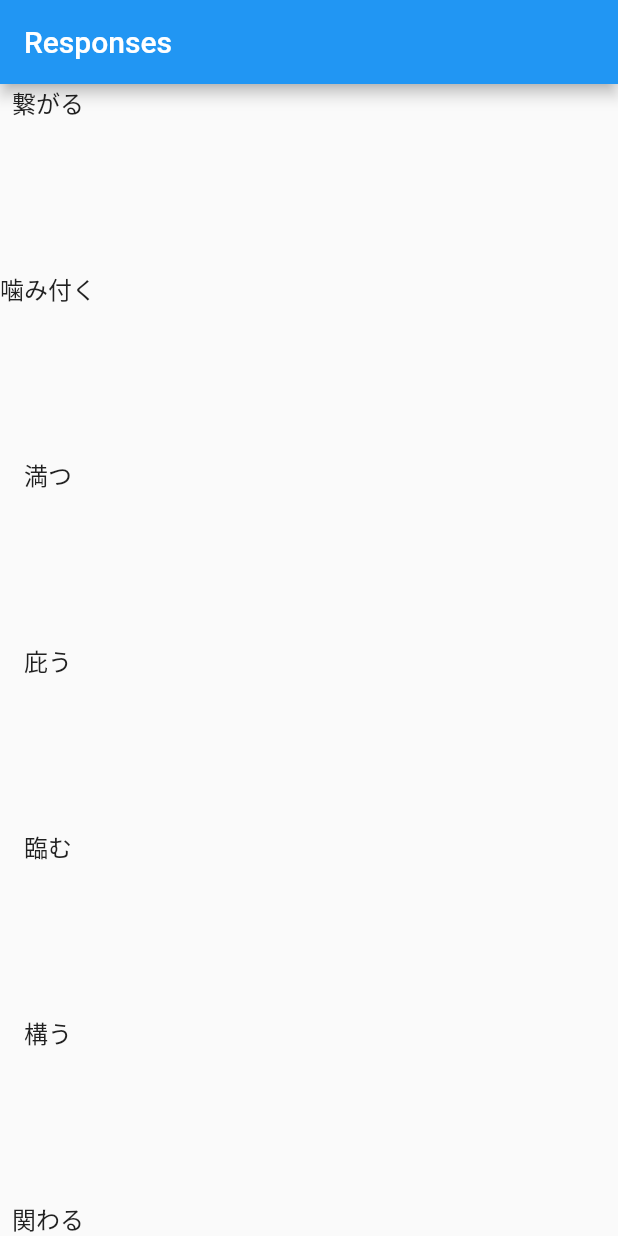
After one commit to tcssh611503/JLPT-VocabularyWithGoogleSheets, a Flutter app: the FeedbackListPage screen opened directly, on a phone screen of 412 x 824 dp. The commit adds this screen. Run offline on Flutter 3.47's test engine with Material 2 defaults, Android fonts, the phone set to English and light mode, and no system bars; network calls fail.

Commit message:
update variable declaration

```diff
--- /dev/null
+++ b/lib/controller/controller.dart
@@ -0,0 +1,22 @@
+import 'dart:convert' as convert;
+import 'package:http/http.dart' as http;
+import '../model/dataType.dart';
+
+/// FormController is a class which does work of saving FeedbackForm in Google Sheets using
+/// HTTP GET request on Google App Script Web URL and parses response and sends result callback.
+class GetDataController {
+  // Google App Script Web URL.
+  static const String URL =
+      "https://script.google.com/macros/s/AKfycbzp0ObTN6GlXXU1RVm1jwqEwWq37d1n-j9ICXGeJ6Y1NP8Cb2g/exec";
+
+  // Success Status Message
+  static const STATUS_SUCCESS = "SUCCESS";
+
+  /// Async function which loads feedback from endpoint URL and returns List.
+  Future<List<DataList>> getDataListFu() async {
+    return await http.get(URL).then((response) {
+      var jsonback = convert.jsonDecode(response.body) as List;
+      return jsonback.map((json) => DataList.fromJson(json)).toList();
+    });
+  }
+}
--- a/lib/model/form.dart
+++ b/lib/model/dataType.dart
@@ -1,14 +1,14 @@
-/// FeedbackForm is a data class which stores data fields of Feedback.
-class FeedbackForm {
+// DataList is a data class which stores data fields of Feedback.
+class DataList {
   String kannji;
   String gojuuon;
   String imi;
   String sentence;
 
-  FeedbackForm(this.kannji, this.gojuuon, this.imi, this.sentence);
+  DataList(this.kannji, this.gojuuon, this.imi, this.sentence);
 
-  factory FeedbackForm.fromJson(dynamic json) {
-    return FeedbackForm(
+  factory DataList.fromJson(dynamic json) {
+    return DataList(
         "${json['kannji']}",
         "${json['gojuuon']}",
         "${json['imi']}",
--- /dev/null
+++ b/lib/views/prod.dart
@@ -0,0 +1,85 @@
+import 'package:flutter/material.dart';
+
+import '../controller/controller.dart';
+import '../model/dataType.dart';
+
+class prod extends StatelessWidget {
+  @override
+  Widget build(BuildContext context) {
+    return MaterialApp(
+        title: 'Feedback Responses',
+        theme: ThemeData(
+          primarySwatch: Colors.blue,
+        ),
+        home: FeedbackListPage(title: "Responses"),
+        debugShowCheckedModeBanner: false,);
+  }
+}
+
+class FeedbackListPage extends StatefulWidget {
+  FeedbackListPage({Key key, this.title}) : super(key: key);
+
+  final String title;
+
+  @override
+  _FeedbackListPageState createState() => _FeedbackListPageState();
+}
+
+class _FeedbackListPageState extends State<FeedbackListPage> {
+  List<DataList> feedbackItems = List<DataList>();
+
+  // Method to Submit Feedback and save it in Google Sheets
+
+  @override
+  void initState() {
+    super.initState();
+    //getData
+    GetDataController().getDataListFu().then((result) {
+      setState(() {
+        this.feedbackItems = result;
+      });
+    });
+  }
+
+  @override
+  Widget build(BuildContext context) {
+    return Scaffold(
+      appBar: AppBar(
+        title: Text(widget.title),
+      ),
+      body: Column(
+        mainAxisAlignment: MainAxisAlignment.spaceBetween,
+        children: <Widget>[
+          Text(
+            '繋がる',
+            style: TextStyle(fontSize: 16.0, color: Colors.grey[900]),
+          ),
+          Text(
+            '噛み付く',
+            style: TextStyle(fontSize: 16.0, color: Colors.grey[900]),
+          ),
+          Text(
+            '満つ',
+            style: TextStyle(fontSize: 16.0, color: Colors.grey[900]),
+          ),
+          Text(
+            '庇う',
+            style: TextStyle(fontSize: 16.0, color: Colors.grey[900]),
+          ),
+          Text(
+            '臨む',
+            style: TextStyle(fontSize: 16.0, color: Colors.grey[900]),
+          ),
+          Text(
+            '構う',
+            style: TextStyle(fontSize: 16.0, color: Colors.grey[900]),
+          ),
+          Text(
+            '関わる',
+            style: TextStyle(fontSize: 16.0, color: Colors.grey[900]),
+          ),
+        ],
+      ),
+    );
+  }
+}
```
Also changed, not shown: lib/controller/form_controller.dart (deleted, +0 -44 lines), lib/main.dart (+26 -38 lines).
